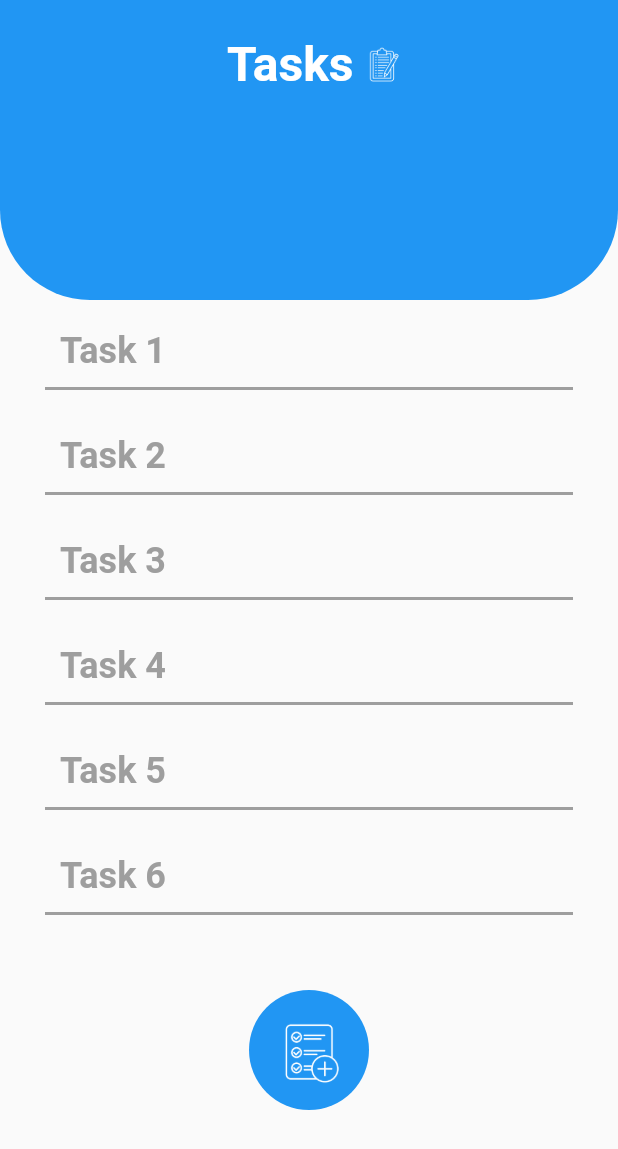
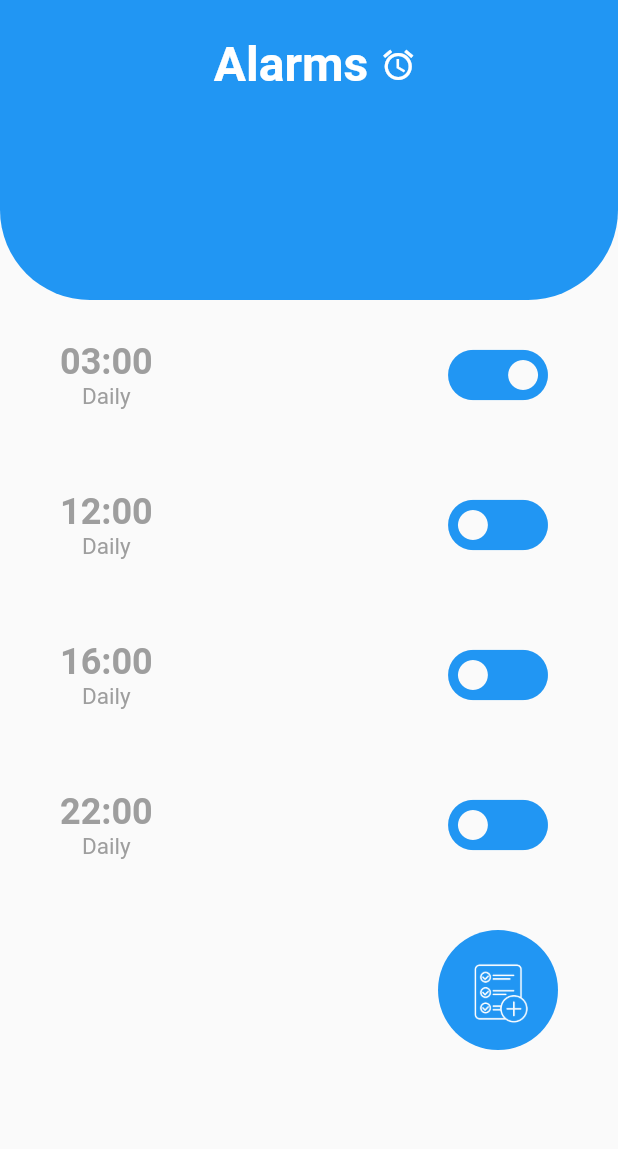
Before and after one commit to shadkasera/plan_ahead, a Flutter app: the screen it shows after launch, on a phone screen of 412 x 824 dp. Shown: the top 1149 px of the screen. Run offline on Flutter 3.47's test engine with Material 2 defaults, Android fonts, the phone set to English and light mode, and no system bars.

Commit message:
updated files

```diff
--- a/lib/main.dart
+++ b/lib/main.dart
@@ -1,4 +1,5 @@
 import 'package:flutter/material.dart';
+import 'package:plan_ahead/pages/alarms.dart';
 import 'package:plan_ahead/pages/daily_tsak.dart';
 import 'package:plan_ahead/pages/homepage.dart';
 import 'package:plan_ahead/pages/reminder.dart';
@@ -20,7 +21,7 @@
         primarySwatch: Colors.blue,
       ), debugShowCheckedModeBanner: false,
 
-      home: const DailyTaskPage(),
+      home: const AlarmPage(),
     );
   }
 }
--- /dev/null
+++ b/lib/pages/alarms.dart
@@ -0,0 +1,205 @@
+import 'package:flutter/material.dart';
+
+class AlarmPage extends StatelessWidget {
+  const AlarmPage({super.key});
+
+  @override
+  Widget build(BuildContext context) {
+    return Scaffold(
+      appBar: PreferredSize(
+        preferredSize: const Size.fromHeight(200),
+        child: AppBar(
+          elevation: 0,
+          shape: const RoundedRectangleBorder(
+            borderRadius: BorderRadius.vertical(
+              bottom: Radius.circular(60),
+            ),
+          ),
+          title: Padding(
+            padding: const EdgeInsets.only(top: 30),
+            child: Row(
+              mainAxisAlignment: MainAxisAlignment.center,
+              children: const [
+                Padding(
+                  padding: EdgeInsets.all(8.0),
+                  child: Text(
+                    'Alarms',
+                    style: TextStyle(
+                      fontSize: 32,
+                      fontWeight: FontWeight.bold,
+                    ),
+                  ),
+                ),
+                Icon(Icons.alarm),
+              ],
+            ),
+          ),
+        ),
+      ),
+      body: SafeArea(
+          child: SingleChildScrollView(
+        child: Column(
+          children: [
+            Padding(
+              padding: const EdgeInsets.symmetric(horizontal: 30),
+              child: Column(
+                crossAxisAlignment: CrossAxisAlignment.start,
+                children: [
+                  Padding(
+                    padding: const EdgeInsets.symmetric(horizontal: 10, vertical: 10),
+                    child: Row(mainAxisAlignment: MainAxisAlignment.spaceBetween,
+                      children:  [
+                        Column(
+                          children: const [
+                            Text(
+                              '03:00',
+                              style: TextStyle(
+                                  fontSize: 24,
+                                  color: Colors.grey,
+                                  fontWeight: FontWeight.bold),
+                            ),
+                           Text(
+                             'Daily',
+                             style: TextStyle(
+                               fontSize: 15,
+                               color: Colors.grey,
+                             ),
+                           ),
+                          ],
+                        ),
+                        const Icon(
+                          Icons.toggle_on,
+                          size: 80,
+                          color: Colors.blue,
+                        ),
+                      ],
+                    ),
+                  ),
+
+
+                  //another
+                  Padding(
+                    padding: const EdgeInsets.symmetric(horizontal: 10, vertical: 10),
+                    child: Row(mainAxisAlignment: MainAxisAlignment.spaceBetween,
+                      children:  [
+                        Column(
+                          children: const [
+                            Text(
+                              '12:00',
+                              style: TextStyle(
+                                  fontSize: 24,
+                                  color: Colors.grey,
+                                  fontWeight: FontWeight.bold),
+                            ),
+                           Text(
+                             'Daily',
+                             style: TextStyle(
+                               fontSize: 15,
+                               color: Colors.grey,
+                             ),
+                           ),
+                          ],
+                        ),
+                        const Icon(
+                          Icons.toggle_off,
+                          size: 80,
+                          color: Colors.blue,
+                        ),
+                      ],
+                    ),
+                  ),
+                  //another
+                  Padding(
+                    padding: const EdgeInsets.symmetric(horizontal: 10, vertical: 10),
+                    child: Row(mainAxisAlignment: MainAxisAlignment.spaceBetween,
+                      children:  [
+                        Column(
+                          children: const [
+                            Text(
+                              '16:00',
+                              style: TextStyle(
+                                  fontSize: 24,
+                                  color: Colors.grey,
+                                  fontWeight: FontWeight.bold),
+                            ),
+                           Text(
+                             'Daily',
+                             style: TextStyle(
+                               fontSize: 15,
+                               color: Colors.grey,
+                             ),
+                           ),
+                          ],
+                        ),
+                        const Icon(
+                          Icons.toggle_off,
+                          size: 80,
+                          color: Colors.blue,
+                        ),
+                      ],
+                    ),
+                  ),
+
+                  // another
+                  Padding(
+                    padding: const EdgeInsets.symmetric(horizontal: 10, vertical: 10),
+                    child: Row(mainAxisAlignment: MainAxisAlignment.spaceBetween,
+                      children:  [
+                        Column(
+                          children: const [
+                            Text(
+                              '22:00',
+                              style: TextStyle(
+                                  fontSize: 24,
+                                  color: Colors.grey,
+                                  fontWeight: FontWeight.bold),
+                            ),
+                           Text(
+                             'Daily',
+                             style: TextStyle(
+                               fontSize: 15,
+                               color: Colors.grey,
+                             ),
+                           ),
+                          ],
+                        ),
+                        const Icon(
+                          Icons.toggle_off,
+                          size: 80,
+                          color: Colors.blue,
+                        ),
+                      ],
+                    ),
+                  ),
+
+
+                ],
+              ),
+            ),
+            Row(mainAxisAlignment: MainAxisAlignment.end,
+              children: [
+                Padding(
+                  padding: const EdgeInsets.symmetric(vertical: 20,horizontal: 40),
+                  child: Container(
+                    height: 80,
+                    width: 80,
+                    decoration: BoxDecoration(
+                      borderRadius: BorderRadius.circular(60),
+                      color: Colors.blue,
+                    ),
+                    child: Image.asset(
+                      'assets/images/addtask2.png',
+                      height: 80,
+                      width: 80,
+                      color: Colors.white,
+                    ),
+                  ),
+                ),
+              ],
+            ),
+          ],
+        ),
+      )),
+    );
+  }
+}
```
